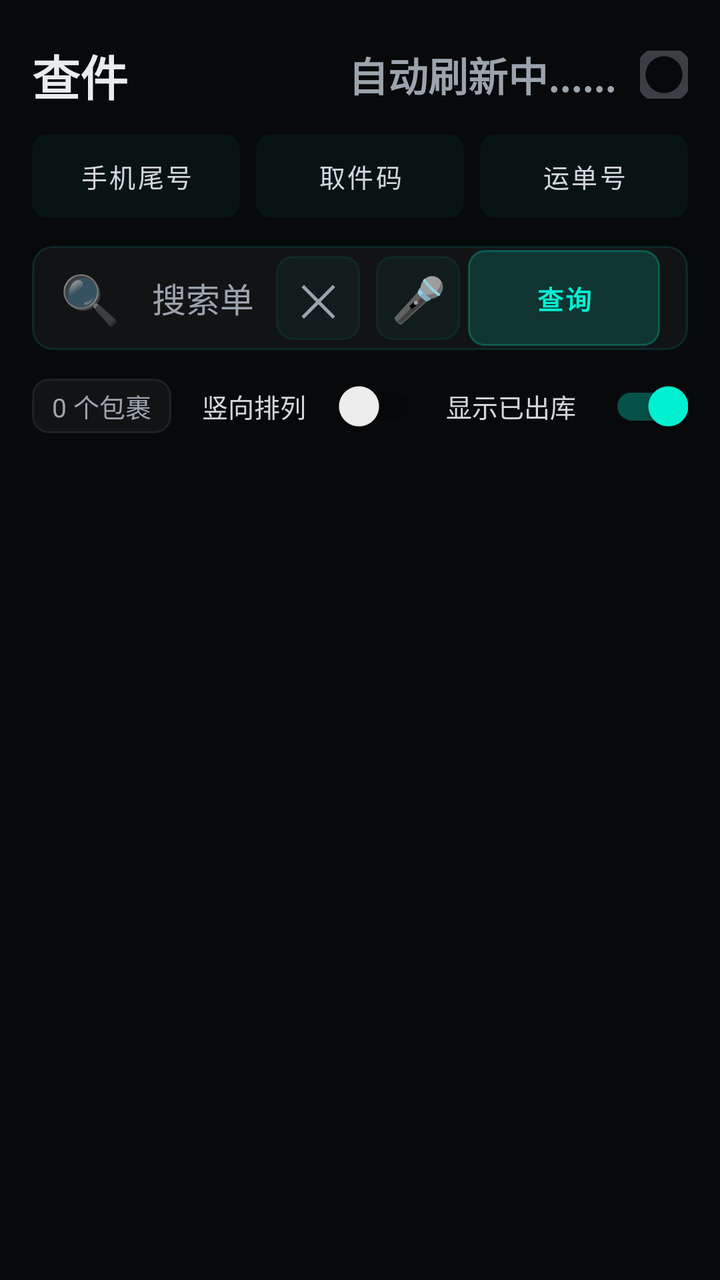
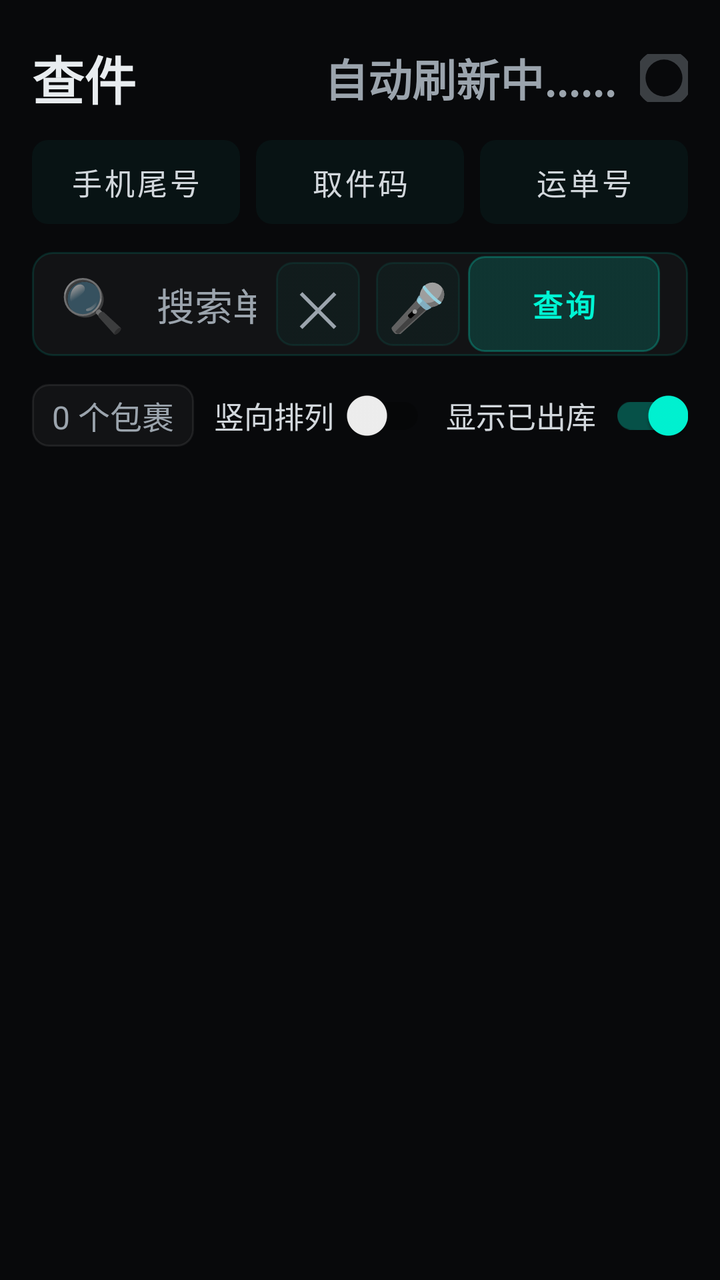

The first picture is an Android layout as it rendered before a commit; the second is the same layout after the commit. The layout source and the unified diff follow.
<!-- AndroidManifest.xml: application theme Theme.Chajianzhushou -->
<!-- res/layout/fragment_query.xml -->
<?xml version="1.0" encoding="utf-8"?>
<FrameLayout xmlns:android="http://schemas.android.com/apk/res/android"
    xmlns:app="http://schemas.android.com/apk/res-auto"
    android:layout_width="match_parent"
    android:layout_height="match_parent"
    android:background="@color/bg">

    <ScrollView
        android:id="@+id/scroll_query"
        android:layout_width="match_parent"
        android:layout_height="match_parent"
        android:fillViewport="true">

        <LinearLayout
            android:layout_width="match_parent"
            android:layout_height="wrap_content"
            android:orientation="vertical"
            android:paddingLeft="@dimen/pad_page_h"
            android:paddingTop="@dimen/spacing_2xl"
            android:paddingRight="@dimen/pad_page_h"
            android:paddingBottom="@dimen/pad_page_bottom">

        
        <LinearLayout
            android:layout_width="match_parent"
            android:layout_height="wrap_content"
            android:orientation="horizontal"
            android:gravity="center_vertical"
            android:layout_marginBottom="@dimen/spacing_lg">

            <TextView
                android:layout_width="0dp"
                android:layout_height="wrap_content"
                android:layout_weight="1"
                android:text="查件"
                android:textColor="@color/ink"
                android:textSize="@dimen/txt_xl"
                android:textStyle="bold" />

            
            <TextView
                android:id="@+id/auto_refresh_label"
                android:layout_width="wrap_content"
                android:layout_height="wrap_content"
                android:text="自动刷新中......"
                android:textColor="@color/muted"
                android:textSize="@dimen/txt_lg"
                android:textStyle="bold"
                android:visibility="visible"
                android:layout_marginEnd="@dimen/spacing_lg" />

            <View
                android:id="@+id/auto_refresh_indicator"
                android:layout_width="24dp"
                android:layout_height="24dp"
                android:background="@drawable/bg_auto_refresh_ring"
                android:alpha="0.35"
                android:clickable="false"
                android:focusable="false"
                android:importantForAccessibility="no" />
        </LinearLayout>

        
        <LinearLayout
            android:layout_width="match_parent"
            android:layout_height="wrap_content"
            android:orientation="horizontal"
            android:gravity="center_vertical"
            android:layout_marginBottom="@dimen/pad_card_v">

            <Button
                android:id="@+id/btn_type_phone"
                android:layout_width="0dp"
                android:layout_height="@dimen/search_type_btn_height"
                android:layout_weight="1"
                android:background="@drawable/bg_search_type_btn"
                android:padding="0dp"
                android:text="手机尾号"
                android:textColor="@color/ink2"
                android:textSize="@dimen/txt_sm"
                android:state_selected="true" />

            <Button
                android:id="@+id/btn_type_pickup"
                android:layout_width="0dp"
                android:layout_height="@dimen/search_type_btn_height"
                android:layout_weight="1"
                android:layout_marginHorizontal="@dimen/spacing_md"
                android:background="@drawable/bg_search_type_btn"
                android:padding="0dp"
                android:text="取件码"
                android:textColor="@color/ink2"
                android:textSize="@dimen/txt_sm" />

            <Button
                android:id="@+id/btn_type_bill"
                android:layout_width="0dp"
                android:layout_height="@dimen/search_type_btn_height"
                android:layout_weight="1"
                android:background="@drawable/bg_search_type_btn"
                android:padding="0dp"
                android:text="运单号"
                android:textColor="@color/ink2"
                android:textSize="@dimen/txt_sm" />
        </LinearLayout>

        
        <LinearLayout
            android:layout_width="match_parent"
            android:layout_height="@dimen/search_box_height"
            android:orientation="horizontal"
            android:gravity="center_vertical"
            android:background="@drawable/bg_search_box"
            android:paddingHorizontal="@dimen/pad_card_h"
            android:layout_marginBottom="@dimen/pad_card_v">

            
            <TextView
                android:id="@+id/tv_search_icon"
                android:layout_width="wrap_content"
                android:layout_height="wrap_content"
                android:text="🔍"
                android:textSize="@dimen/txt_xl"
                android:layout_marginRight="@dimen/card_margin_bottom"
                android:importantForAccessibility="no" />

            <EditText
                android:id="@+id/et_bill_code"
                android:layout_width="0dp"
                android:layout_height="match_parent"
                android:layout_weight="1"
                android:background="@null"
                android:textColorHint="@color/muted"
                android:textColor="@color/ink"
                android:textSize="@dimen/txt_md"
                android:textCursorDrawable="@null"
                android:hint="搜索单号、收件人、取件码..."
                android:singleLine="true"
                android:imeOptions="actionSearch"
                android:paddingHorizontal="@dimen/spacing_sm" />

            
            <Button
                android:id="@+id/btn_clear"
                android:layout_width="@dimen/btn_height_sm"
                android:layout_height="@dimen/btn_height_sm"
                android:minWidth="0dp"
                android:background="@drawable/bg_btn_back"
                android:text="✕"
                android:textSize="@dimen/fab_text_size"
                android:textColor="@color/muted"
                android:padding="0dp"
                android:layout_marginHorizontal="@dimen/spacing_xs" />

            
            <Button
                android:id="@+id/btn_voice"
                android:layout_width="@dimen/btn_height_sm"
                android:layout_height="@dimen/btn_height_sm"
                android:minWidth="0dp"
                android:background="@drawable/bg_btn_back"
                android:text="🎤"
                android:textSize="@dimen/fab_text_size"
                android:padding="0dp"
                android:layout_marginHorizontal="@dimen/spacing_xs" />

            
            <Button
                android:id="@+id/btn_query"
                android:layout_width="wrap_content"
                android:layout_height="@dimen/btn_height"
                android:minWidth="96dp"
                android:paddingHorizontal="@dimen/pad_card_h"
                android:textSize="@dimen/txt_sm"
                android:textStyle="bold"
                android:textColor="@color/accent"
                android:background="@drawable/bg_btn_accent"
                android:text="查询" />
        </LinearLayout>

        
        <LinearLayout
            android:layout_width="match_parent"
            android:layout_height="wrap_content"
            android:orientation="horizontal"
            android:gravity="center_vertical"
            android:layout_marginBottom="@dimen/pad_card_v">

            
            <TextView
                android:id="@+id/tv_result_count"
                android:layout_width="wrap_content"
                android:layout_height="wrap_content"
                android:textColor="@color/muted"
                android:textSize="@dimen/txt_sm"
                android:text="0 个包裹"
                android:paddingHorizontal="@dimen/card_margin_bottom"
                android:paddingVertical="@dimen/spacing_xs"
                android:background="@drawable/bg_btn_back" />

            
            <LinearLayout
                android:layout_width="0dp"
                android:layout_height="wrap_content"
                android:layout_weight="1"
                android:orientation="horizontal"
                android:gravity="end|center_vertical">

                
                <LinearLayout
                    android:layout_width="wrap_content"
                    android:layout_height="wrap_content"
                    android:orientation="horizontal"
                    android:gravity="center_vertical"
                    android:layout_marginEnd="@dimen/pad_card_v">

                    <TextView
                        android:layout_width="wrap_content"
                        android:layout_height="wrap_content"
                        android:textColor="@color/ink2"
                        android:textSize="@dimen/txt_sm"
                        android:text="竖向排列"
                        android:layout_marginEnd="@dimen/spacing_md" />

                    <androidx.appcompat.widget.SwitchCompat
                        android:id="@+id/switch_grid_view"
                        android:layout_width="wrap_content"
                        android:layout_height="@dimen/switch_height"
                        android:minWidth="@dimen/switch_min_width"
                        android:thumbTint="@color/white_50"
                        android:trackTint="@color/white_10" />
                </LinearLayout>

                
                <LinearLayout
                    android:layout_width="wrap_content"
                    android:layout_height="wrap_content"
                    android:orientation="horizontal"
                    android:gravity="center_vertical">

                    <TextView
                        android:layout_width="wrap_content"
                        android:layout_height="wrap_content"
                        android:textColor="@color/ink2"
                        android:textSize="@dimen/txt_sm"
                        android:text="显示已出库"
                        android:layout_marginEnd="@dimen/spacing_md" />

                    <androidx.appcompat.widget.SwitchCompat
                        android:id="@+id/switch_show_delivered"
                        android:layout_width="wrap_content"
                        android:layout_height="@dimen/switch_height"
                        android:minWidth="@dimen/switch_min_width"
                        android:thumbTint="@color/white_50"
                        android:trackTint="@color/white_10"
                        android:checked="true" />
                </LinearLayout>
            </LinearLayout>
        </LinearLayout>

        
        <LinearLayout
            android:id="@+id/results_container"
            android:layout_width="match_parent"
            android:layout_height="wrap_content"
            android:orientation="vertical" />

        
        <LinearLayout
            android:id="@+id/tv_no_results"
            android:layout_width="match_parent"
            android:layout_height="wrap_content"
            android:orientation="vertical"
            android:gravity="center"
            android:paddingVertical="@dimen/empty_padding_vertical"
            android:visibility="gone">

            <TextView
                android:layout_width="@dimen/empty_icon_size"
                android:layout_height="@dimen/empty_icon_size"
                android:text="📦"
                android:textSize="@dimen/empty_icon_txt"
                android:gravity="center"
                android:alpha="0.5"
                android:layout_marginBottom="18dp" />

            <TextView
                android:layout_width="wrap_content"
                android:layout_height="wrap_content"
                android:text="暂无包裹"
                android:textColor="@color/ink2"
                android:textSize="@dimen/txt_base"
                android:textStyle="bold"
                android:layout_marginBottom="@dimen/card_margin_bottom" />

            <TextView
                android:layout_width="wrap_content"
                android:layout_height="wrap_content"
                android:text="当前没有待取的包裹\n试试调整搜索条件或显示已出库包裹"
                android:textColor="@color/muted"
                android:textSize="@dimen/txt_base"
                android:gravity="center"
                android:lineSpacingExtra="4dp" />
        </LinearLayout>

        
        <ProgressBar
            android:id="@+id/progress_bar"
            android:layout_width="wrap_content"
            android:layout_height="wrap_content"
            android:layout_gravity="center"
            android:visibility="gone"
            android:indeterminateTint="@color/accent"
            android:layout_marginTop="40dp" />
    </LinearLayout>
</ScrollView>

    
    <FrameLayout
        android:id="@+id/loading_mask"
        android:layout_width="match_parent"
        android:layout_height="match_parent"
        android:background="#80000000"
        android:clickable="true"
        android:focusable="true"
        android:visibility="gone">

        <LinearLayout
            android:layout_width="wrap_content"
            android:layout_height="wrap_content"
            android:layout_gravity="center"
            android:orientation="vertical"
            android:gravity="center"
            android:paddingHorizontal="32dp"
            android:paddingVertical="@dimen/spacing_3xl"
            android:background="@drawable/bg_toast">

            <ProgressBar
                android:layout_width="@dimen/progress_size"
                android:layout_height="@dimen/progress_size"
                android:indeterminateTint="@color/accent"
                android:layout_marginBottom="@dimen/spacing_lg" />

            <TextView
                android:layout_width="wrap_content"
                android:layout_height="wrap_content"
                android:text="正在查询包裹..."
                android:textColor="@color/ink2"
                android:textSize="@dimen/txt_base" />
        </LinearLayout>
    </FrameLayout>
</FrameLayout>
<!-- resources referenced by this layout -->
<resources>
  <color name="accent">#FF00F5D4</color>
  <color name="bg">#FF08090B</color>
  <color name="ink">#FFE8ECEF</color>
  <color name="ink2">#FFD2D7DC</color>
  <color name="muted">#FF9BA4AD</color>
  <color name="white_10">#1AFFFFFF</color>
  <color name="white_50">#80FFFFFF</color>
  <dimen name="btn_height">48dp</dimen>
  <dimen name="btn_height_sm">42dp</dimen>
  <dimen name="card_margin_bottom">10dp</dimen>
  <dimen name="empty_icon_size">72dp</dimen>
  <dimen name="empty_icon_txt">36sp</dimen>
  <dimen name="empty_padding_vertical">48dp</dimen>
  <dimen name="fab_text_size">22sp</dimen>
  <dimen name="pad_card_h">14dp</dimen>
  <dimen name="pad_card_v">14dp</dimen>
  <dimen name="pad_page_bottom">80dp</dimen>
  <dimen name="pad_page_h">16dp</dimen>
  <dimen name="progress_size">40dp</dimen>
  <dimen name="search_box_height">52dp</dimen>
  <dimen name="search_type_btn_height">42dp</dimen>
  <dimen name="spacing_2xl">20dp</dimen>
  <dimen name="spacing_3xl">24dp</dimen>
  <dimen name="spacing_lg">12dp</dimen>
  <dimen name="spacing_md">8dp</dimen>
  <dimen name="spacing_sm">6dp</dimen>
  <dimen name="spacing_xs">4dp</dimen>
  <dimen name="switch_height">28dp</dimen>
  <dimen name="switch_min_width">48dp</dimen>
  <dimen name="txt_base">15sp</dimen>
  <dimen name="txt_lg">20sp</dimen>
  <dimen name="txt_md">17sp</dimen>
  <dimen name="txt_sm">13sp</dimen>
  <dimen name="txt_xl">24sp</dimen>
  <!-- drawable bg_auto_refresh_ring (drawable) -->
  <?xml version="1.0" encoding="utf-8"?>
  <shape xmlns:android="http://schemas.android.com/apk/res/android"
      android:shape="ring"
      android:innerRadiusRatio="2.6"
      android:thicknessRatio="4.5"
      android:useLevel="false">
      <solid android:color="@color/muted" />
  </shape>
  <!-- drawable bg_btn_back (drawable) -->
  <?xml version="1.0" encoding="utf-8"?>
  <selector xmlns:android="http://schemas.android.com/apk/res/android">
      <item android:state_pressed="true">
          <shape android:shape="rectangle">
              <solid android:color="@color/white_10" />
              <corners android:radius="8dp" />
          </shape>
      </item>
      <item>
          <shape android:shape="rectangle">
              <solid android:color="@color/white_04" />
              <corners android:radius="8dp" />
              <stroke android:width="1dp" android:color="@color/white_08" />
          </shape>
      </item>
  </selector>
  <!-- drawable bg_search_box (drawable) -->
  <?xml version="1.0" encoding="utf-8"?>
  <shape xmlns:android="http://schemas.android.com/apk/res/android" android:shape="rectangle">
      <solid android:color="@color/white_04" />
      <corners android:radius="10dp" />
      <stroke android:width="1dp" android:color="@color/accent_12" />
  </shape>
  <!-- drawable bg_toast (drawable) -->
  <?xml version="1.0" encoding="utf-8"?>
  <shape xmlns:android="http://schemas.android.com/apk/res/android" android:shape="rectangle">
      <solid android:color="@color/accent_15" />
      <corners android:radius="10dp" />
      <stroke android:width="1dp" android:color="@color/accent_25" />
  </shape>
  <color name="accent_25">#4000F5D4</color>
  <color name="accent_40">#6600F5D4</color>
  <color name="accent_08">#1400F5D4</color>
  <color name="accent_15">#2600F5D4</color>
  <color name="white_04">#0AFFFFFF</color>
  <color name="white_08">#14FFFFFF</color>
  <color name="accent_12">#1F00F5D4</color>
  <color name="card_solid">#FF171A1F</color>
  <!-- unchanged entries left out for length: 3 -->
</resources>

<!-- the commit's change to res/layout/fragment_query.xml (unified diff, before → after) -->
@@ -180,6 +180,18 @@
 
         
         <LinearLayout
+            android:id="@+id/history_panel"
+            android:layout_width="match_parent"
+            android:layout_height="wrap_content"
+            android:orientation="vertical"
+            android:background="@drawable/bg_settings_card"
+            android:paddingHorizontal="@dimen/spacing_lg"
+            android:paddingVertical="@dimen/spacing_md"
+            android:visibility="gone"
+            android:layout_marginBottom="@dimen/pad_card_v" />
+
+        
+        <LinearLayout
             android:layout_width="match_parent"
             android:layout_height="wrap_content"
             android:orientation="horizontal"
@@ -189,10 +201,13 @@
             
             <TextView
                 android:id="@+id/tv_result_count"
-                android:layout_width="wrap_content"
-                android:layout_height="wrap_content"
+                android:layout_width="0dp"
+                android:layout_height="wrap_content"
+                android:layout_weight="1"
+                android:singleLine="true"
+                android:ellipsize="end"
                 android:textColor="@color/muted"
-                android:textSize="@dimen/txt_sm"
+                android:textSize="16sp"
                 android:text="0 个包裹"
                 android:paddingHorizontal="@dimen/card_margin_bottom"
                 android:paddingVertical="@dimen/spacing_xs"
@@ -200,61 +215,53 @@
 
             
             <LinearLayout
-                android:layout_width="0dp"
-                android:layout_height="wrap_content"
-                android:layout_weight="1"
+                android:layout_width="wrap_content"
+                android:layout_height="wrap_content"
                 android:orientation="horizontal"
-                android:gravity="end|center_vertical">
-
-                
-                <LinearLayout
+                android:gravity="center_vertical"
+                android:layout_marginStart="@dimen/card_margin_bottom">
+
+                <TextView
                     android:layout_width="wrap_content"
                     android:layout_height="wrap_content"
-                    android:orientation="horizontal"
-                    android:gravity="center_vertical"
-                    android:layout_marginEnd="@dimen/pad_card_v">
-
-                    <TextView
-                        android:layout_width="wrap_content"
-                        android:layout_height="wrap_content"
-                        android:textColor="@color/ink2"
-                        android:textSize="@dimen/txt_sm"
-                        android:text="竖向排列"
-                        android:layout_marginEnd="@dimen/spacing_md" />
-
-                    <androidx.appcompat.widget.SwitchCompat
-                        android:id="@+id/switch_grid_view"
-                        android:layout_width="wrap_content"
-                        android:layout_height="@dimen/switch_height"
-                        android:minWidth="@dimen/switch_min_width"
-                        android:thumbTint="@color/white_50"
-                        android:trackTint="@color/white_10" />
-                </LinearLayout>
-
-                
-                <LinearLayout
+                    android:textColor="@color/ink2"
+                    android:textSize="@dimen/txt_sm"
+                    android:text="竖向排列"
+                    android:layout_marginEnd="@dimen/spacing_sm" />
+
+                <androidx.appcompat.widget.SwitchCompat
+                    android:id="@+id/switch_grid_view"
+                    android:layout_width="wrap_content"
+                    android:layout_height="@dimen/switch_height"
+                    android:minWidth="40dp"
+                    android:thumbTint="@color/white_50"
+                    android:trackTint="@color/white_10" />
+            </LinearLayout>
+
+            
+            <LinearLayout
+                android:layout_width="wrap_content"
+                android:layout_height="wrap_content"
+                android:orientation="horizontal"
+                android:gravity="center_vertical"
+                android:layout_marginStart="@dimen/card_margin_bottom">
+
+                <TextView
                     android:layout_width="wrap_content"
                     android:layout_height="wrap_content"
-                    android:orientation="horizontal"
-                    android:gravity="center_vertical">
-
-                    <TextView
-                        android:layout_width="wrap_content"
-                        android:layout_height="wrap_content"
-                        android:textColor="@color/ink2"
-                        android:textSize="@dimen/txt_sm"
-                        android:text="显示已出库"
-                        android:layout_marginEnd="@dimen/spacing_md" />
-
-                    <androidx.appcompat.widget.SwitchCompat
-                        android:id="@+id/switch_show_delivered"
-                        android:layout_width="wrap_content"
-                        android:layout_height="@dimen/switch_height"
-                        android:minWidth="@dimen/switch_min_width"
-                        android:thumbTint="@color/white_50"
-                        android:trackTint="@color/white_10"
-                        android:checked="true" />
-                </LinearLayout>
+                    android:textColor="@color/ink2"
+                    android:textSize="@dimen/txt_sm"
+                    android:text="显示已出库"
+                    android:layout_marginEnd="@dimen/spacing_sm" />
+
+                <androidx.appcompat.widget.SwitchCompat
+                    android:id="@+id/switch_show_delivered"
+                    android:layout_width="wrap_content"
+                    android:layout_height="@dimen/switch_height"
+                    android:minWidth="40dp"
+                    android:thumbTint="@color/white_50"
+                    android:trackTint="@color/white_10"
+                    android:checked="true" />
             </LinearLayout>
         </LinearLayout>
 
<!-- resource entries referenced after the edit -->
@@ -13,7 +13,7 @@
   <dimen name="empty_icon_size">72dp</dimen>
   <dimen name="empty_icon_txt">36sp</dimen>
   <dimen name="empty_padding_vertical">48dp</dimen>
-  <dimen name="fab_text_size">22sp</dimen>
+  <dimen name="fab_text_size">24sp</dimen>
   <dimen name="pad_card_h">14dp</dimen>
   <dimen name="pad_card_v">14dp</dimen>
   <dimen name="pad_page_bottom">80dp</dimen>
@@ -28,12 +28,11 @@
   <dimen name="spacing_sm">6dp</dimen>
   <dimen name="spacing_xs">4dp</dimen>
   <dimen name="switch_height">28dp</dimen>
-  <dimen name="switch_min_width">48dp</dimen>
-  <dimen name="txt_base">15sp</dimen>
-  <dimen name="txt_lg">20sp</dimen>
-  <dimen name="txt_md">17sp</dimen>
-  <dimen name="txt_sm">13sp</dimen>
-  <dimen name="txt_xl">24sp</dimen>
+  <dimen name="txt_base">17sp</dimen>
+  <dimen name="txt_lg">22sp</dimen>
+  <dimen name="txt_md">19sp</dimen>
+  <dimen name="txt_sm">15sp</dimen>
+  <dimen name="txt_xl">26sp</dimen>
   <!-- drawable bg_auto_refresh_ring (drawable) -->
   <?xml version="1.0" encoding="utf-8"?>
   <shape xmlns:android="http://schemas.android.com/apk/res/android"
@@ -67,6 +66,19 @@
       <corners android:radius="10dp" />
       <stroke android:width="1dp" android:color="@color/accent_12" />
   </shape>
+  <!-- drawable bg_settings_card (drawable) -->
+  <?xml version="1.0" encoding="utf-8"?>
+  <layer-list xmlns:android="http://schemas.android.com/apk/res/android">
+      <item>
+          <shape android:shape="rectangle">
+              <gradient android:type="linear" android:angle="112"
+                  android:startColor="#995E636C" android:centerColor="#A0293038"
+                  android:endColor="#AA14181C" />
+              <corners android:radius="16dp" />
+              <stroke android:width="1dp" android:color="@color/accent_25" />
+          </shape>
+      </item>
+  </layer-list>
   <!-- drawable bg_toast (drawable) -->
   <?xml version="1.0" encoding="utf-8"?>
   <shape xmlns:android="http://schemas.android.com/apk/res/android" android:shape="rectangle">
